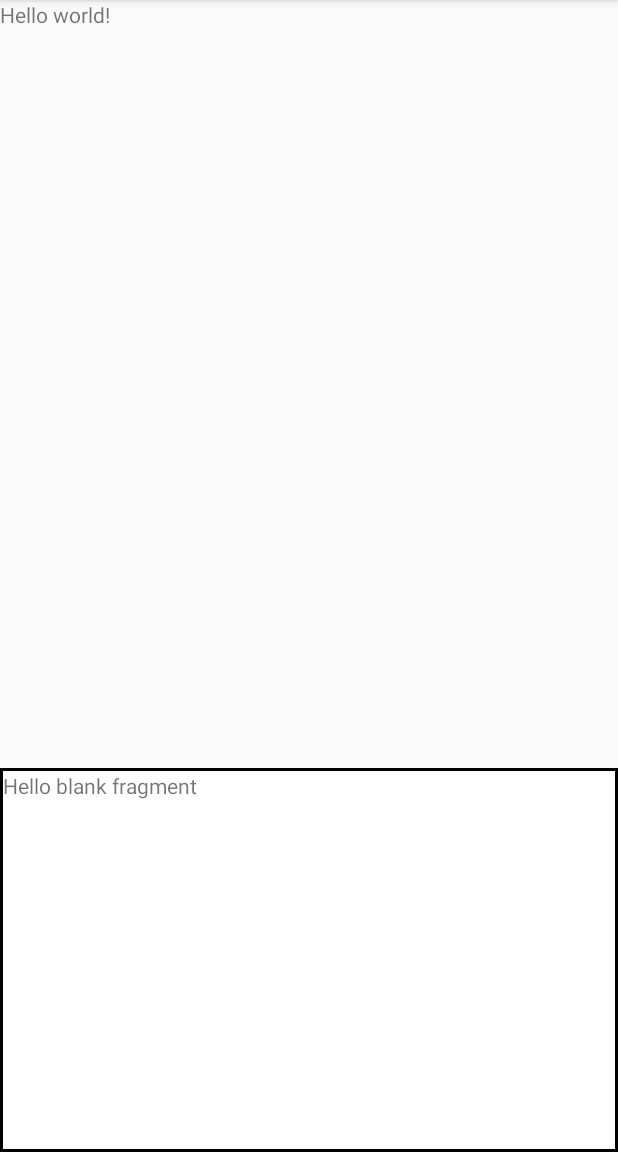
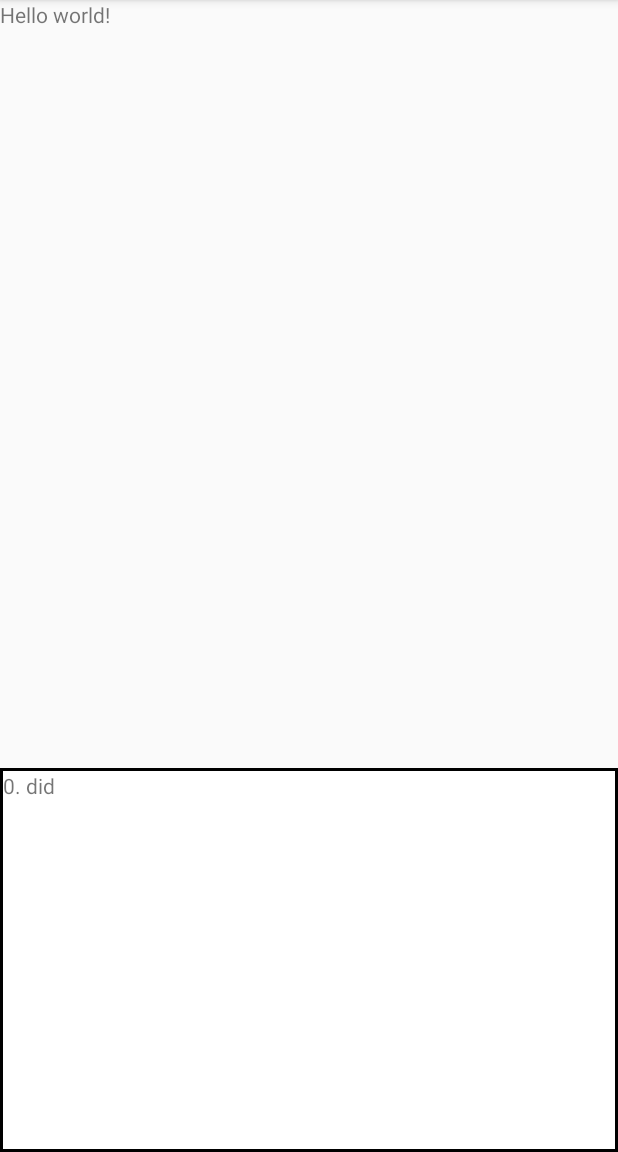
Before and after one commit to contarinoj/CardViewer, an Android app: the screen it shows after launch (MainActivity), on a phone screen of 412 x 824 dp, the part 84-1236 px from its top. Run offline under Robolectric (Android 15) with nearby library versions, the phone set to English and light mode, and no system bars.

Commit message:
Got recycler viewer working inside a fragment. Yes it did work.

```diff
--- /dev/null
+++ b/app/src/main/java/com/example/joseph/cardviewer/ListAdapter.java
@@ -0,0 +1,87 @@
+package com.example.joseph.cardviewer;
+
+import android.app.Activity;
+import android.support.v7.widget.RecyclerView;
+import android.view.LayoutInflater;
+import android.view.View;
+import android.view.ViewGroup;
+import android.widget.TextView;
+
+import java.util.List;
+
+/**
+ * Created by Joseph on 2015-10-07.
+ */
+public class ListAdapter extends RecyclerView.Adapter<ListAdapter.ListViewHolder>{
+    private LayoutInflater inflater;
+    private List<Object> list;
+
+    public ListAdapter(Activity activity, List<Object> list){
+        inflater = activity.getLayoutInflater();
+        this.list = list;
+    }
+
+    @Override
+    public int getItemCount() {
+        return list.size();
+    }
+
+    @Override
+    public void onBindViewHolder(ListViewHolder holder, int position) {
+        holder.setContent(list.get(position));
+    }
+
+    @Override
+    public int getItemViewType(int position) {
+        Object thing = list.get(position);
+        if( thing instanceof String)
+            return R.layout.list_item;
+        return R.layout.error_item;
+    }
+
+    @Override
+    public ListViewHolder onCreateViewHolder(ViewGroup parent, int viewType) {
+        ListViewHolder holder;
+        if(viewType == R.layout.list_item)
+            holder = new ButtonViewHolder(inflater.inflate(viewType, parent, false));
+        else holder = new ErrorViewHolder(inflater.inflate(viewType, parent, false));
+        return holder;
+    }
+
+
+
+
+    public abstract class ListViewHolder<T> extends RecyclerView.ViewHolder{
+
+        public ListViewHolder(View itemView) {
+            super(itemView);
+        }
+
+        abstract void setContent(T thing);
+    }
+
+    public class ButtonViewHolder extends ListViewHolder<String>{
+        private TextView textView;
+
+        public ButtonViewHolder(View itemView){
+            super(itemView);
+            textView = (TextView) itemView.findViewById(R.id.textView);
+        }
+
+
+        public void setContent(String str) {
+            textView.setText(str);
+        }
+    }
+
+    public class ErrorViewHolder extends ListViewHolder<Object>{
+
+        public ErrorViewHolder(View itemView){
+            super(itemView);
+        }
+
+        @Override
+        void setContent(Object thing) {
+        }
+    }
+}
--- a/app/src/main/java/com/example/joseph/cardviewer/MainActivity.java
+++ b/app/src/main/java/com/example/joseph/cardviewer/MainActivity.java
@@ -7,7 +7,6 @@ import android.view.MenuItem;
 
 public class MainActivity extends AppCompatActivity {
 
-    //hmm double hmm
     @Override
     protected void onCreate(Bundle savedInstanceState) {
         super.onCreate(savedInstanceState);
--- a/app/src/main/java/com/example/joseph/cardviewer/ScrollFragment.java
+++ b/app/src/main/java/com/example/joseph/cardviewer/ScrollFragment.java
@@ -3,15 +3,23 @@ package com.example.joseph.cardviewer;
 
 import android.os.Bundle;
 import android.support.v4.app.Fragment;
+import android.support.v7.widget.LinearLayoutManager;
+import android.support.v7.widget.RecyclerView;
 import android.view.LayoutInflater;
 import android.view.View;
 import android.view.ViewGroup;
+
+import java.util.ArrayList;
+import java.util.List;
 
 
 /**
  * A simple {@link Fragment} subclass.
  */
 public class ScrollFragment extends Fragment {
+    private RecyclerView recycler;
+    private List<Object> items;
+    private ListAdapter adapter;
 
     public static ScrollFragment newInstance() {
 
@@ -25,18 +33,42 @@ public class ScrollFragment extends Fragment {
     @Override
     public void onCreate(Bundle savedInstanceState) {
         super.onCreate(savedInstanceState);
+        if(getArguments() != null){
+        }
 
-        if(getArguments() != null){
+        /*getActivity().setContentView(R.layout.fragment_scroll);
 
-        }
+        recycler = (RecyclerView) getActivity().findViewById(R.id.recycler_view);
+        items = new ArrayList<>();
+
+        adapter = new ListAdapter(getActivity(), items);
+        recycler.setLayoutManager(new LinearLayoutManager(getActivity()));
+        recycler.setAdapter(adapter);*/
     }
 
     @Override
     public View onCreateView(LayoutInflater inflater, ViewGroup container,
                              Bundle savedInstanceState) {
+        View view = inflater.inflate(R.layout.fragment_scroll, container, false);
+
+        recycler = (RecyclerView) view.findViewById(R.id.recycler_view);
+        ArrayList<Object> temp =  new ArrayList<>();
+        for(int i =0; i < 10; i++) {
+            temp.add(i + ". did");
+            temp.add(i + ". this");
+            temp.add(i + ". work?");
+        }
+
+        adapter = new ListAdapter(getActivity(), temp);
         // Inflate the layout for this fragment
-        return inflater.inflate(R.layout.fragment_scroll, container, false);
+        return view;
     }
 
+    @Override
+    public void onViewCreated(View view, Bundle savedInstanceState) {
+        super.onViewCreated(view, savedInstanceState);
 
+        recycler.setLayoutManager(new LinearLayoutManager(getActivity()));
+        recycler.setAdapter(adapter);
+    }
 }
--- /dev/null
+++ b/app/src/main/res/layout/error_item.xml
@@ -0,0 +1,18 @@
+<?xml version="1.0" encoding="utf-8"?>
+<LinearLayout xmlns:android="http://schemas.android.com/apk/res/android"
+    android:orientation="horizontal" android:layout_width="match_parent"
+    android:layout_height="match_parent">
+
+    <ImageView
+        android:src="@mipmap/error_icon"
+        android:layout_gravity="center"
+        android:layout_width="wrap_content"
+        android:layout_height="wrap_content"
+        android:id="@+id/imageView" />
+    <TextView
+        android:layout_width="wrap_content"
+        android:layout_height="wrap_content"
+        android:text="Error"
+        android:layout_gravity="center"/>
+
+</LinearLayout>
--- a/app/src/main/res/layout/fragment_scroll.xml
+++ b/app/src/main/res/layout/fragment_scroll.xml
@@ -11,9 +11,9 @@
 
     tools:context="com.example.joseph.cardviewer.ScrollFragment">
 
-    <TextView
+    <android.support.v7.widget.RecyclerView
         android:layout_width="match_parent"
         android:layout_height="match_parent"
-        android:text="@string/hello_blank_fragment" />
+        android:id="@+id/recycler_view" />
 
 </FrameLayout>
--- /dev/null
+++ b/app/src/main/res/layout/list_item.xml
@@ -0,0 +1,13 @@
+<?xml version="1.0" encoding="utf-8"?>
+<LinearLayout
+    xmlns:android="http://schemas.android.com/apk/res/android"
+    android:orientation="vertical"
+    android:layout_width="match_parent"
+    android:layout_height="match_parent">
+
+    <TextView
+        android:layout_width="wrap_content"
+        android:layout_height="wrap_content"
+        android:text="New Text"
+        android:id="@+id/textView" />
+</LinearLayout>
```
Also changed, not shown: app/src/main/error_icon-web.png (added), app/src/main/res/mipmap-hdpi/error_icon.png (added), app/src/main/res/mipmap-mdpi/error_icon.png (added), app/src/main/res/mipmap-xhdpi/error_icon.png (added), app/src/main/res/mipmap-xxhdpi/error_icon.png (added), app/src/main/res/mipmap-xxxhdpi/error_icon.png (added).
